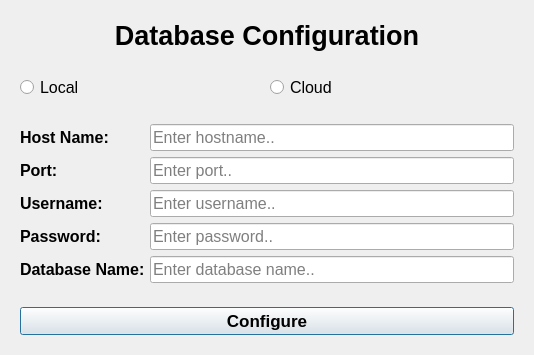
Nicholauswarobi/Business-Keeper-Software, file databasesetupdialog.ui: the form before one commit.
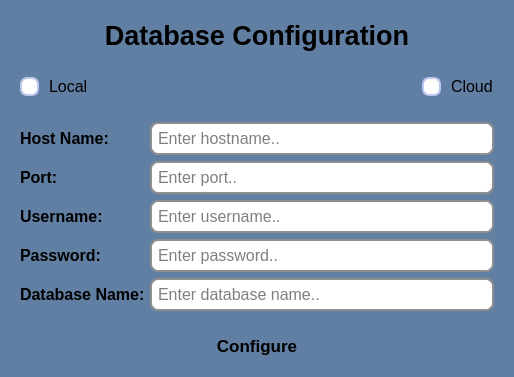
The form after the commit.

```diff
--- a/databasesetupdialog.ui
+++ b/databasesetupdialog.ui
@@ -6,13 +6,77 @@
    <rect>
     <x>0</x>
     <y>0</y>
-    <width>534</width>
-    <height>338</height>
+    <width>514</width>
+    <height>377</height>
    </rect>
   </property>
   <property name="windowTitle">
    <string>Dialog</string>
   </property>
+  <property name="styleSheet">
+   <string notr="true">*{
+border: none;
+color: black;
+}
+
+#DatabaseSetupDialog{
+	background-color: #617FA2;
+
+}
+
+    QRadioButton {
+    color: black;
+     spacing: 10px;
+    }
+
+
+    QRadioButton::indicator {
+    width: 15px;
+    height: 15px;
+    border-radius: 7px;
+     border: 2px solid #BEC6ED;
+     background: white;
+    }
+
+
+    QRadioButton::indicator:checked {
+    background-color: #0078D7;
+    border: 2px solid #87599e;
+    }
+
+
+    QRadioButton::indicator:hover {
+    border: 2px solid #0ED2B3;
+  }
+
+
+    QRadioButton::indicator:disabled {
+    background: #939393;
+    border: 2px solid #7296a1;
+    }
+
+
+QLineEdit {
+    border: 2px solid #8f8f91;
+    border-radius: 8px;
+    padding: 4px;
+    background: #ffffff;
+    selection-background-color: #0078d7;
+
+}
+
+QLineEdit:focus {
+    border: 2px solid #0078d7;
+    background: #e6f2ff;
+}
+
+QLineEdit:disabled {
+    background: #f0f0f0;
+    color: #a0a0a0;
+    border: 2px solid #dcdcdc;
+}
+</string>
+  </property>
   <layout class="QVBoxLayout" name="verticalLayout">
    <item>
     <widget class="QWidget" name="widget" native="true">
@@ -45,7 +109,7 @@
       </sizepolicy>
      </property>
      <layout class="QHBoxLayout" name="horizontalLayout_4">
-      <item>
+      <item alignment="Qt::AlignmentFlag::AlignLeft">
        <widget class="QRadioButton" name="Local_radioButton">
         <property name="font">
          <font>
@@ -57,7 +121,7 @@
         </property>
        </widget>
       </item>
-      <item>
+      <item alignment="Qt::AlignmentFlag::AlignRight">
        <widget class="QRadioButton" name="Cloud_radioButton">
         <property name="font">
          <font>
```
